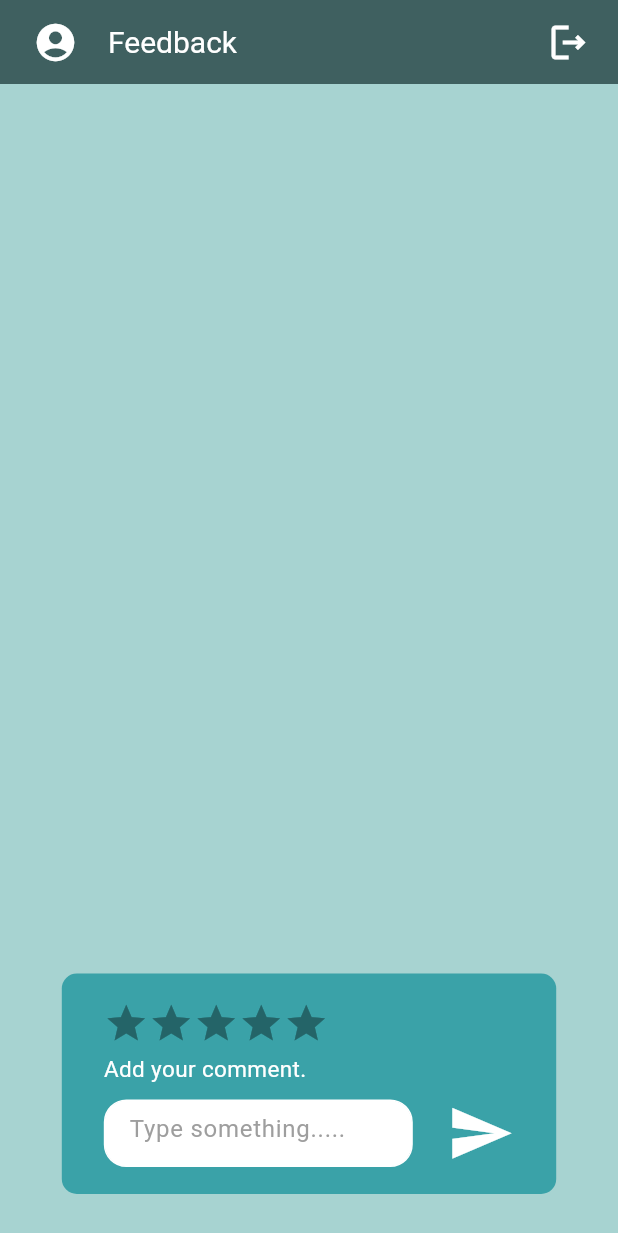
After one commit to dilshimudalige/Mobile-Application-Development, a Flutter app: the FeedbackScreen screen opened directly, on a phone screen of 412 x 824 dp. The commit adds this screen. Shown: the top 1233 px of the screen. Run offline on Flutter 3.47's test engine with Material 3 defaults, Android fonts, the phone set to English and light mode, and no system bars; drawn by our look-alikes of flutter_rating_bar; our stand-ins replace cloud_firestore, device_preview, firebase_auth, firebase_core; accounts and stored records are empty; Roboto replaces fonts that are missing (Poppins); statements that could not run were skipped.

Commit message:
completed feedback process and add changes

```diff
--- a/lib/components/requestCard copy.dart
+++ b/lib/components/requestCard copy.dart
@@ -119,7 +119,7 @@ class RequestCardCp extends StatelessWidget {
                           Align(
                             alignment: Alignment.centerLeft,
                             child: Container(
-                              width: MediaQuery.of(context).size.width * 0.5,
+                              width: MediaQuery.of(context).size.width * 0.4,
                               child: Text(
                                 text1,
                                 style: TextStyle(
@@ -138,7 +138,7 @@ class RequestCardCp extends StatelessWidget {
                           Row(
                             children: [
                               Container(
-                                width: MediaQuery.of(context).size.width * 0.5,
+                                width: MediaQuery.of(context).size.width * 0.4,
                                 child: Text(
                                   text4,
                                   style: TextStyle(
--- /dev/null
+++ b/lib/screens/feedbackScreen.dart
@@ -0,0 +1,278 @@
+import 'package:cloud_firestore/cloud_firestore.dart';
+import 'package:coastal_heaven/commons/appColors.dart';
+import 'package:coastal_heaven/commons/appfonts.dart';
+import 'package:coastal_heaven/commons/pageNavigations.dart';
+import 'package:coastal_heaven/components/bottomBar.dart';
+import 'package:coastal_heaven/components/chatbox.dart';
+import 'package:coastal_heaven/components/customTextField.dart';
+import 'package:coastal_heaven/components/requestCard%20copy.dart';
+import 'package:coastal_heaven/components/snackBar.dart';
+import 'package:coastal_heaven/screens/myBookings.dart';
+import 'package:coastal_heaven/screens/splashScreen.dart';
+import 'package:firebase_auth/firebase_auth.dart';
+import 'package:flutter/material.dart';
+import 'package:flutter_rating_bar/flutter_rating_bar.dart';
+
+class FeedbackScreen extends StatefulWidget {
+  const FeedbackScreen({super.key});
+
+  @override
+  State<FeedbackScreen> createState() => _FeedbackScreenState();
+}
+
+class _FeedbackScreenState extends State<FeedbackScreen> {
+  TextEditingController _controller = TextEditingController();
+  bool clicked = false;
+  double star = 0.0;
+
+  CollectionReference feedbackDB =
+      FirebaseFirestore.instance.collection("feedback");
+  final userem = FirebaseAuth.instance.currentUser!;
+  //String name = "";
+
+  void addUser(String name) {
+    feedbackDB.add({
+      'comment': _controller.text,
+      'rating': star,
+      'user': name,
+    });
+    setState(() {
+      _controller.clear();
+      star = 0.0;
+    });
+  }
+
+  String extractNameFromEmail(String email) {
+    // Split the email address at the "@" symbol
+    List<String> parts = email.split('@');
+
+    // Take the substring before "@" as the name
+    String name = parts[0];
+
+    // Remove non-alphabetic characters using regular expressions
+    name = name.replaceAll(RegExp(r'[^a-zA-Z]'), '');
+
+    // Return the cleaned name
+    return name;
+  }
+
+  @override
+  Widget build(BuildContext context) {
+    return WillPopScope(
+      onWillPop: () async {
+        // Handle the back button press here
+        // You can navigate to the previous screen or perform any other action
+        NavigationUtils.backNavigation(context,
+            BottomBar()); // This will navigate back to the previous screen
+        return false; // Return false to prevent the default back navigation
+      },
+      child: Scaffold(
+        appBar: AppBar(
+          leading: Padding(
+            padding: const EdgeInsets.only(left: 18.0),
+            child: GestureDetector(
+              onTap: () {
+                NavigationUtils.frontNavigation(context, myBookings());
+              },
+              child: Icon(
+                Icons.account_circle,
+                size: 30,
+                color: AppColors.buttontextcolor,
+              ),
+            ),
+          ),
+          title: Text(
+            "Feedback",
+            style: TextStyle(
+              color: AppColors.buttontextcolor,
+              fontSize: AppFonts.popupTitfontsize,
+              fontFamily: AppFonts.titlefont,
+            ),
+          ),
+          actions: [
+            GestureDetector(
+              onTap: () async {
+                try {
+                  await FirebaseAuth.instance.signOut();
+                  // Sign out successful, navigate to the login page
+                  NavigationUtils.backNavigation(
+                      context, Splash()); // Navigate to the login page
+                } catch (e) {
+                  // Handle sign-out errors
+                  print("Sign out error: $e");
+                  SnackbarUtils.showDefaultSnackBar(
+                      context,
+                      "Something went wrong & please recheck",
+                      AppColors.errorcolor);
+                  // Show error message if needed
+                }
+              },
+              child: Padding(
+                padding: const EdgeInsets.only(right: 18.0),
+                child: Icon(
+                  Icons.logout_outlined,
+                  size: 30,
+                  color: AppColors.buttontextcolor,
+                ),
+              ),
+            ),
+          ],
+          backgroundColor: AppColors.appbarcolor,
+        ),
+        body: Container(
+          color: AppColors.backcolor,
+          child: Padding(
+            padding: const EdgeInsets.all(28.0),
+            child: Column(
+              children: [
+                Expanded(
+                  child: StreamBuilder(
+                    stream: feedbackDB.snapshots(),
+                    builder: (context, snapshot) {
+                      if (!snapshot.hasData) {
+                        return CircularProgressIndicator();
+                      }
+                      return ListView.builder(
+                          itemCount: snapshot.data!.docs.length,
+                          itemBuilder: (context, index) {
+                            var user = snapshot.data!.docs[index];
+                            return Padding(
+                              padding: const EdgeInsets.only(
+                                  bottom: 18.0, right: 38),
+                              child: RequestCardCp(
+                                text: '',
+                                cardColor: AppColors.chatbackcolor,
+                                text1: user['user'],
+                                text2: "company['companyName']",
+                                text3: "abbb",
+                                url: "company['companyLogo']",
+                                customIcon: Icons.arrow_forward,
+                                keys: '',
+                                iconcolor: AppColors.themecolor,
+                                onAcceptTap: () {},
+                                onDeclineTap: () {},
+                                text4: user['comment'],
+                                text5: "company['employmentType']",
+                                count: user['rating'].toDouble(),
+                              ),
+                            );
+                          });
+                    },
+                  ),
+                ),
+                Padding(
+                  padding:
+                      const EdgeInsets.only(left: 0.0, right: 0.0, top: 0.0),
+                  child: Container(
+                    padding: const EdgeInsets.only(top: 18.0, bottom: 18.0),
+                    //height: 130.0,
+                    width: MediaQuery.of(context).size.width * 0.8,
+                    decoration: BoxDecoration(
+                      color: AppColors.chatbackcolor,
+                      borderRadius: BorderRadius.circular(10),
+                    ),
+                    child: Column(
+                      mainAxisAlignment: MainAxisAlignment.spaceEvenly,
+                      children: [
+                        Padding(
+                          padding:
+                              const EdgeInsets.only(left: 28.0, right: 28.0),
+                          child: Row(
+                            mainAxisAlignment: MainAxisAlignment.start,
+                            children: [
+                              RatingBar.builder(
+                                initialRating: star,
+                                minRating: 0,
+                                direction: Axis.horizontal,
+                                itemCount: 5,
+                                itemSize: 30.0,
+                                itemBuilder: (context, index) => Icon(
+                                  Icons.star,
+                                  color: Colors.amber,
+                                ),
+                                onRatingUpdate: (rating) {
+                                  setState(() {
+                                    star = rating;
+                                  });
+                                  print(star);
+                                },
+                              ),
+                            ],
+                          ),
+                        ),
+                        SizedBox(
+                          height: 5.0,
+                        ),
+                        Padding(
+                          padding:
+                              const EdgeInsets.only(left: 28.0, right: 28.0),
+                          child: Row(
+                            mainAxisAlignment: MainAxisAlignment.start,
+                            children: [
+                              Text(
+                                "Add your comment.",
+                                style: TextStyle(
+                                  color: AppColors.buttontextcolor,
+                                  fontSize: AppFonts.paratextsize,
+                                  fontFamily: AppFonts.titlefont,
+                                ),
+                              ),
+                            ],
+                          ),
+                        ),
+                        SizedBox(
+                          height: 10.0,
+                        ),
+                        Padding(
+                          padding:
+                              const EdgeInsets.only(left: 28.0, right: 28.0),
+                          child: Row(
+                            mainAxisAlignment: MainAxisAlignment.spaceBetween,
+                            children: [
+                              Container(
+                                width: MediaQuery.of(context).size.width * 0.5,
+                                child: MyTextField(
+                                  controller: _controller,
+                                  hintText: 'Type something.....',
+                                  hit: 45.0,
+                                ),
+                              ),
+                              GestureDetector(
+                                onTap: () {
+                                  print(userem);
+                                  if (_controller.text.isNotEmpty ||
+                                      star != 0) {
+                                    addUser(
+                                        extractNameFromEmail(userem.email!));
+
+                                    //print(name);
+                                  } else {
+                                    SnackbarUtils.showDefaultSnackBar(
+                                        context,
+                                        "Feedback is empty, please add & try",
+                                        AppColors.errorcolor);
+                                    print("object");
+                                    print(extractNameFromEmail(userem.email!));
+                                  }
+                                },
+                                child: Icon(
+                                  Icons.send, // Built-in Material Icon
+                                  size: 45,
+                                  color: AppColors.buttontextcolor,
+                                ),
+                              ),
+                            ],
+                          ),
+                        ),
+                      ],
+                    ),
+                  ),
+                ),
+              ],
+            ),
+          ),
+        ),
+      ),
+    );
+  }
+}
```
Also changed, not shown: lib/screens/splashScreen.dart (deleted, +0 -124 lines).
